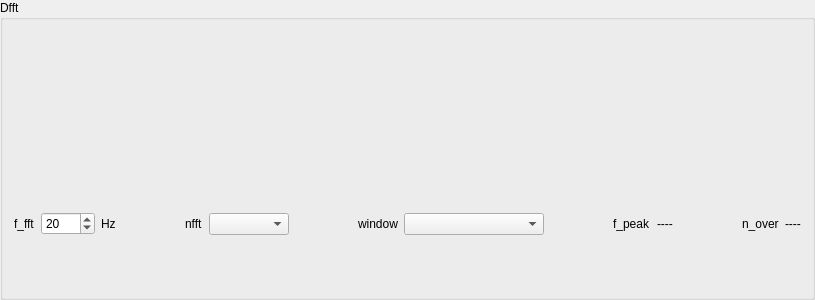
Old version of the form Dfft.ui in the repository marvin2k/guibabel.
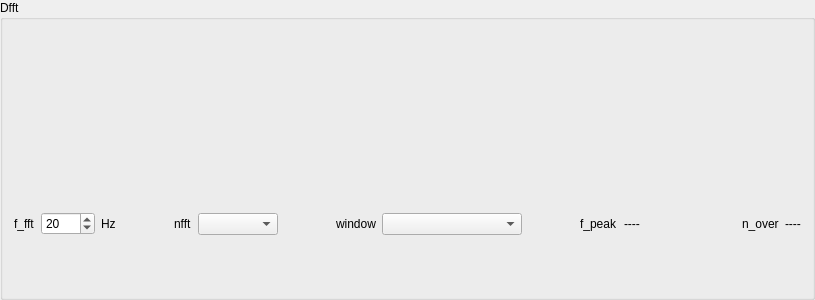
New version of the form. Custom widgets are drawn as their Qt base class.

What changed in the file:
```diff
--- a/Dfft.ui
+++ b/Dfft.ui
@@ -162,6 +162,12 @@
          </item>
          <item>
           <widget class="QLabel" name="label_f_peak">
+           <property name="minimumSize">
+            <size>
+             <width>60</width>
+             <height>0</height>
+            </size>
+           </property>
            <property name="text">
             <string>----</string>
            </property>
```
